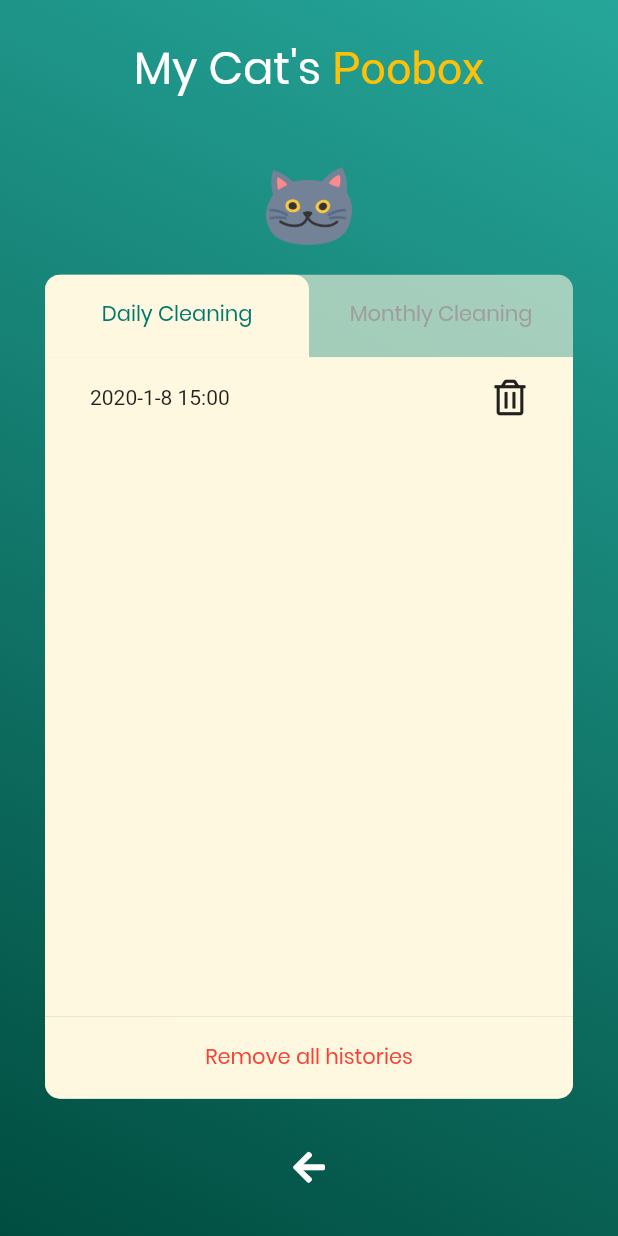
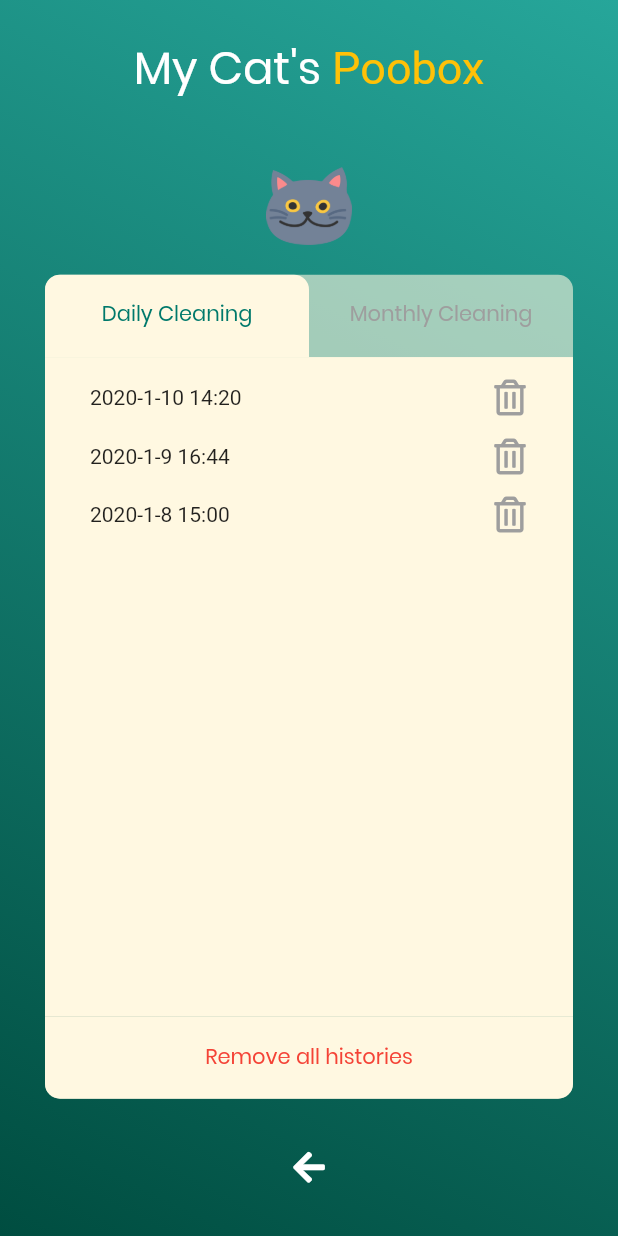
Before and after one commit to chriskwork/my_cats_poobox, a Flutter app: the CleaningHistory screen opened directly, on a phone screen of 412 x 824 dp. Run offline on Flutter 3.47's test engine with Material 2 defaults, Android fonts, the phone set to English and light mode, and no system bars; our stand-ins replace font_awesome_flutter.

Commit message:
trash icon color changed to grey

```diff
--- a/lib/history.dart
+++ b/lib/history.dart
@@ -4,7 +4,11 @@ import 'package:font_awesome_flutter/font_awesome_flutter.dart';
 import './components/Header.dart';
 import './components/CatFace.dart';
 
-List dHistory = ['2020-1-8 15:00'];
+const List<String> dHistory = [
+  '2020-1-8 15:00',
+  '2020-1-9 16:44',
+  '2020-1-10 14:20'
+];
 List mHistory = List();
 
 void dailyHistory() {
@@ -136,11 +140,31 @@ class _CleaningHistoryState extends State<CleaningHistory>
                                       mainAxisAlignment:
                                           MainAxisAlignment.spaceBetween,
                                       children: <Widget>[
-                                        Text(dailyHistoryState[0]),
+                                        Text(dHistory[2]),
                                         IconContent(
                                             icon: FontAwesomeIcons.trashAlt),
                                       ],
-                                    )
+                                    ),
+                                    SizedBox(height: 15.0),
+                                    Row(
+                                      mainAxisAlignment:
+                                          MainAxisAlignment.spaceBetween,
+                                      children: <Widget>[
+                                        Text(dHistory[1]),
+                                        IconContent(
+                                            icon: FontAwesomeIcons.trashAlt),
+                                      ],
+                                    ),
+                                    SizedBox(height: 15.0),
+                                    Row(
+                                      mainAxisAlignment:
+                                          MainAxisAlignment.spaceBetween,
+                                      children: <Widget>[
+                                        Text(dHistory[0]),
+                                        IconContent(
+                                            icon: FontAwesomeIcons.trashAlt),
+                                      ],
+                                    ),
                                   ],
                                 ),
                                 decoration: BoxDecoration(
@@ -213,6 +237,9 @@ class IconContent extends StatelessWidget {
 
   @override
   Widget build(BuildContext context) {
-    return Icon(icon);
+    return Icon(
+      icon,
+      color: Colors.grey,
+    );
   }
 }
```
